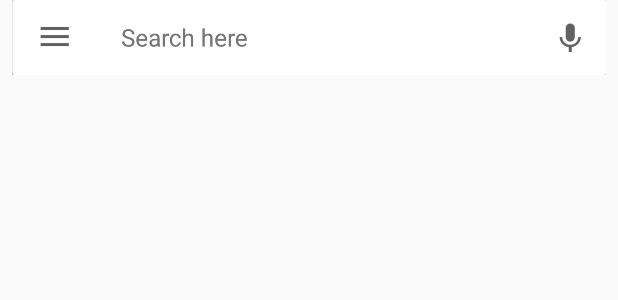
After one commit to puitiza/AndroidUberClone, an Android app: the layout fragment_autocomplete_place.xml on its own in the app's theme, with its tools: preview values and no code run, on a phone screen of 412 x 824 dp. The commit adds this screen. Shown: the top 300 px of the screen. Run offline under Robolectric (Android 15) with nearby library versions, the phone set to English and light mode, and no system bars.

Commit message:
Ahorra ya funciona muy bien el autocompletePlaces porque genere bien la key para los places ahora solo falta solucionar bien el problema de la animacion del auto porque esta hecho un asco que no funciona bien

```diff
--- a/app/src/debug/res/values/google_maps_api.xml
+++ b/app/src/debug/res/values/google_maps_api.xml
@@ -20,7 +20,7 @@
     Once you have your key (it starts with "AIza"), replace the "google_maps_key"
     string in this file.
     -->
-    <string name="google_maps_key" templateMergeStrategy="preserve" translatable="false">AIzaSyBpWJiIK5zDyHXUnBcOSOJPYgf7IVzUntc</string>
+    <string name="google_maps_key" templateMergeStrategy="preserve" translatable="false">AIzaSyBGzYP9WXM72fzWccsjX-JKPfBRbeg86Yg</string>
     <!--Para generar esa Key solo ve a la URL https://console.developers.google.com/flows/enableapi?apiid=ma... y configura tu proyecto usando
-    el proyecto que creaste en Firebase y ahi mismo genera la KEY-->
+    el proyecto que creaste en Firebase y ahi mismo genera la KEY    AIzaSyBpWJiIK5zDyHXUnBcOSOJPYgf7IVzUntc   -->
 </resources>
--- /dev/null
+++ b/app/src/main/res/layout/fragment_autocomplete_place.xml
@@ -0,0 +1,12 @@
+<?xml version="1.0" encoding="utf-8"?>
+<LinearLayout
+    xmlns:android="http://schemas.android.com/apk/res/android"
+    android:orientation="vertical"
+    android:layout_width="wrap_content"
+    android:layout_height="wrap_content">
+
+    <ImageView
+        android:layout_width="wrap_content"
+        android:layout_height="50dp"
+        android:src="@drawable/fragment_autocompleteplace" />
+</LinearLayout>
```
Also changed, not shown: app/src/main/java/pe/anthony/androiduberclone/Welcome.java (+28 -5 lines), app/src/main/res/layout/activity_welcome.xml (+12 -5 lines), app/src/main/res/values/strings.xml (+8 -2 lines), app/src/main/res/drawable-v24/fragment_autocompleteplace.png (added).
